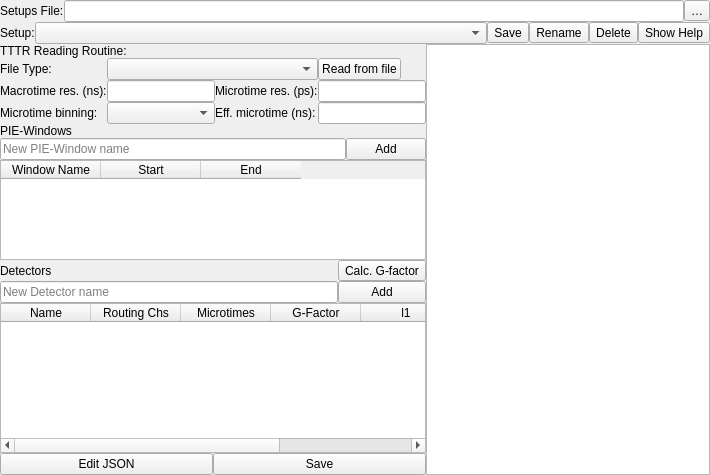
Fluorescence-Tools/chisurf, file chisurf/gui/widgets/wizard/tttr_channeldefinition/detector_wizard_page.ui: the form before one commit.
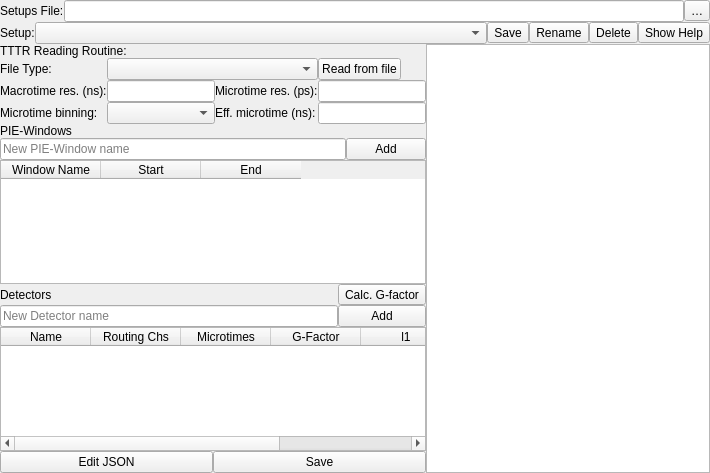
The form after the commit.

Commit message: Adjust TTTR channel definition widgets: update size policies for both tables to improve layout adaptability.

```diff
--- a/chisurf/gui/widgets/wizard/tttr_channeldefinition/detector_wizard_page.ui
+++ b/chisurf/gui/widgets/wizard/tttr_channeldefinition/detector_wizard_page.ui
@@ -288,17 +288,11 @@
      <item row="3" column="0" colspan="2">
       <widget class="QTableWidget" name="windows_form">
        <property name="sizePolicy">
-        <sizepolicy hsizetype="Expanding" vsizetype="Fixed">
+        <sizepolicy hsizetype="Expanding" vsizetype="Expanding">
          <horstretch>0</horstretch>
          <verstretch>0</verstretch>
         </sizepolicy>
        </property>
-       <property name="maximumSize">
-        <size>
-         <width>16777215</width>
-         <height>100</height>
-        </size>
-       </property>
        <property name="alternatingRowColors">
         <bool>false</bool>
        </property>
@@ -365,17 +359,11 @@
      <item row="2" column="0" colspan="2">
       <widget class="QTableWidget" name="detectors_form">
        <property name="sizePolicy">
-        <sizepolicy hsizetype="Expanding" vsizetype="Minimum">
+        <sizepolicy hsizetype="Expanding" vsizetype="Expanding">
          <horstretch>0</horstretch>
          <verstretch>0</verstretch>
         </sizepolicy>
        </property>
-       <property name="maximumSize">
-        <size>
-         <width>16777215</width>
-         <height>150</height>
-        </size>
-       </property>
        <property name="toolTip">
         <string>Routing Chs: comma-separated integers (e.g. &quot;0, 1&quot;). Microtimes: microtime ranges per detector in start:end or start-end form; separate multiple ranges with ';' or ','; negative values allowed.</string>
        </property>
```
The commit also changes 1 other file.
